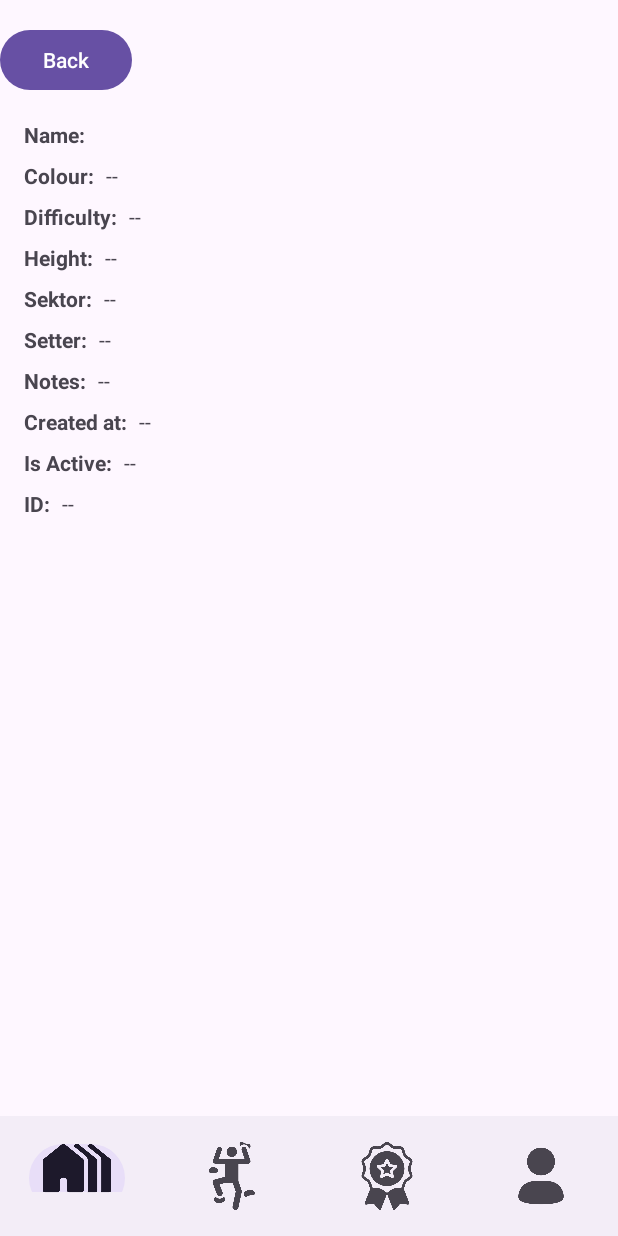
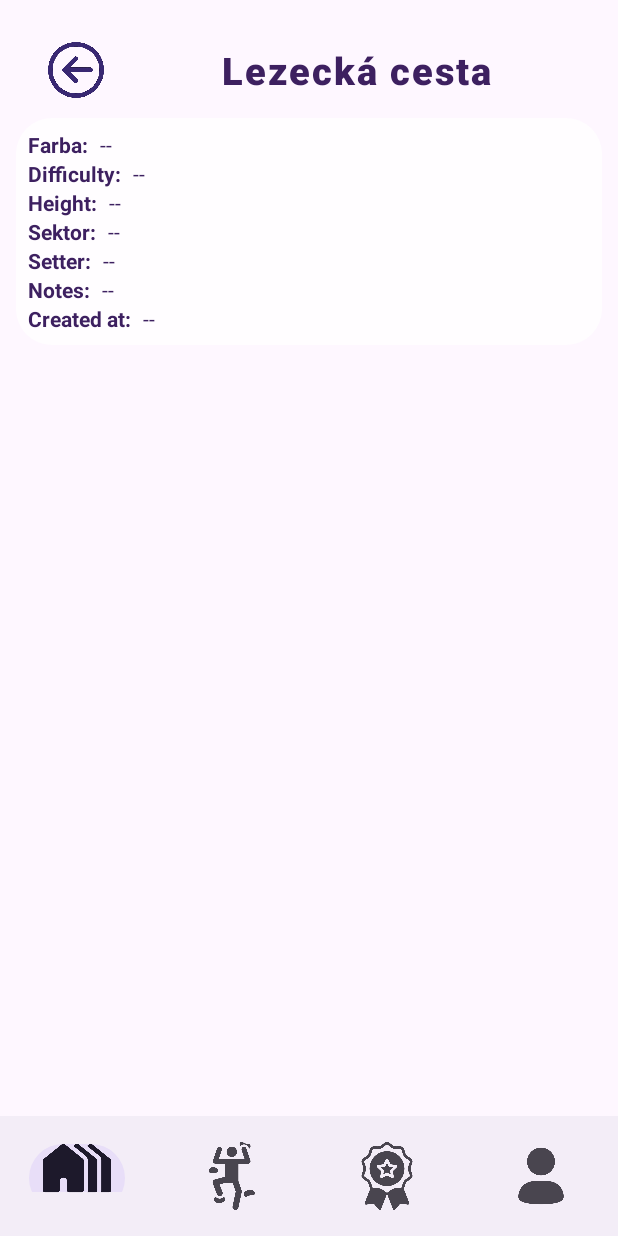
Before and after one commit to SarahBrlejova/BakalarkaUpdate, an Android app: the fragment DetailRouteBoulderFragment placed in its activity, on a phone screen of 412 x 824 dp. Run offline under Robolectric (Android 15) with nearby library versions, the phone set to English and light mode, and no system bars; our stand-ins replace Firebase (no records; nobody signed in at launch, a user with empty details on screens opened directly).

Commit message:
fronted changes

```diff
--- a/app/src/main/java/com/example/bakalarkaupdate/DetailCenterFragment.java
+++ b/app/src/main/java/com/example/bakalarkaupdate/DetailCenterFragment.java
@@ -128,11 +128,17 @@ public class DetailCenterFragment extends Fragment {
 
     private void buttonColour(String fragmentType) {
         if (fragmentType.equals("BOULDERS")) {
-            btnBoulders.setBackgroundColor(getResources().getColor(android.R.color.holo_green_light));
-            btnRoutes.setBackgroundColor(getResources().getColor(android.R.color.darker_gray));
+            btnBoulders.setBackgroundColor(getResources().getColor(R.color.darkerPurple));
+            btnBoulders.setTextColor(getResources().getColor(R.color.white));
+
+            btnRoutes.setBackgroundColor(getResources().getColor(R.color.white));
+            btnRoutes.setTextColor(getResources().getColor(R.color.darkerPurple));
         } else if (fragmentType.equals("ROUTES")) {
-            btnRoutes.setBackgroundColor(getResources().getColor(android.R.color.holo_green_light));
-            btnBoulders.setBackgroundColor(getResources().getColor(android.R.color.darker_gray));
+            btnRoutes.setBackgroundColor(getResources().getColor(R.color.darkerPurple));
+            btnRoutes.setTextColor(getResources().getColor(R.color.white));
+
+            btnBoulders.setBackgroundColor(getResources().getColor(R.color.white));
+            btnBoulders.setTextColor(getResources().getColor(R.color.darkerPurple));
         }
     }
 
--- a/app/src/main/java/com/example/bakalarkaupdate/DetailRouteBoulderFragment.java
+++ b/app/src/main/java/com/example/bakalarkaupdate/DetailRouteBoulderFragment.java
@@ -8,6 +8,7 @@ import android.view.LayoutInflater;
 import android.view.View;
 import android.view.ViewGroup;
 import android.widget.Button;
+import android.widget.ImageView;
 import android.widget.TextView;
 import android.widget.Toast;
 
@@ -19,7 +20,7 @@ public class DetailRouteBoulderFragment extends Fragment {
     private String centerId;
     private String type;
     private String routeId, boulderId;
-    private TextView tvName, tvColour, tvDifficulty, tvHeight, tvSektor, tvSetter, tvNotes, tvCreatedAt, tvId, tvIsActive;
+    private TextView tvName, tvColour, tvDifficulty, tvHeight, tvSektor, tvSetter, tvNotes, tvCreatedAt;
 
     public DetailRouteBoulderFragment() {
         // Required empty public constructor
@@ -67,10 +68,9 @@ public class DetailRouteBoulderFragment extends Fragment {
         tvSetter = view.findViewById(R.id.tvDetailRouteBoulderSetter);
         tvNotes = view.findViewById(R.id.tvDetailRouteBoulderNotes);
         tvCreatedAt = view.findViewById(R.id.tvDetailRouteBoulderCreatedAt);
-        tvId = view.findViewById(R.id.tvDetailRouteBoulderId);
-        tvIsActive = view.findViewById(R.id.tvDetailRouteBoulderIsActive);
 
-        Button btnBack = view.findViewById(R.id.btnDetailRouteBoulderFragmentBack);
+
+        ImageView btnBack = view.findViewById(R.id.btnDetailRouteBoulderFragmentBack);
         btnBack.setOnClickListener(v -> {
             requireActivity().getSupportFragmentManager().popBackStack();
         });
@@ -99,10 +99,6 @@ public class DetailRouteBoulderFragment extends Fragment {
                                 tvSetter.setText(boulder.getSetter());
                                 tvNotes.setText(boulder.getNotes());
                                 tvCreatedAt.setText(boulder.getCreatedAt().toDate().toString());
-                                tvId.setText(boulder.getId());
-                                if (tvIsActive != null) {
-                                    tvIsActive.setText(String.valueOf(boulder.isActive()));
-                                }
                             }
                         } else {
                             Toast.makeText(requireContext(), "Nenašli sa údaje o bouldri", Toast.LENGTH_LONG).show();
@@ -130,10 +126,6 @@ public class DetailRouteBoulderFragment extends Fragment {
                                 tvSetter.setText(route.getSetter());
                                 tvNotes.setText(route.getNotes());
                                 tvCreatedAt.setText(route.getCreatedAt().toDate().toString());
-                                tvId.setText(route.getId());
-                                if (tvIsActive != null) {
-                                    tvIsActive.setText(String.valueOf(route.isActive()));
-                                }
                             }
                         } else {
                             Toast.makeText(requireContext(), "Nenašli sa údaje o ceste", Toast.LENGTH_LONG).show();
--- a/app/src/main/java/com/example/bakalarkaupdate/RoutesBouldersAdapter.java
+++ b/app/src/main/java/com/example/bakalarkaupdate/RoutesBouldersAdapter.java
@@ -54,7 +54,7 @@ public class RoutesBouldersAdapter extends RecyclerView.Adapter<RoutesBouldersAd
                 .into(holder.ivRouteBoulderHold);
 
         if (routeBoulder.isClimbed()) {
-            holder.itemView.setBackgroundColor(ContextCompat.getColor(context, R.color.green));
+            holder.itemView.setBackgroundResource(R.drawable.route_boulder_border);
         }
 
         holder.itemView.setOnClickListener(v -> {
--- /dev/null
+++ b/app/src/main/res/drawable/route_boulder_border.xml
@@ -0,0 +1,7 @@
+<?xml version="1.0" encoding="utf-8"?>
+<shape xmlns:android="http://schemas.android.com/apk/res/android"
+    android:shape="rectangle">
+    <solid android:color="@color/white"/>
+    <stroke android:width="4dp" android:color="@color/darkerGreen" />
+    <corners android:radius="12dp" />
+</shape>
--- a/app/src/main/res/layout/fragment_detail_center.xml
+++ b/app/src/main/res/layout/fragment_detail_center.xml
@@ -5,6 +5,7 @@
     android:id="@+id/detailCenterLayout"
     android:layout_width="match_parent"
     android:layout_height="match_parent"
+    android:padding="16px"
     android:orientation="vertical">
 
     <LinearLayout
@@ -21,7 +22,7 @@
             android:layout_width="48dp"
             android:layout_height="48dp"
             android:layout_marginRight="15dp"
-            android:src="@drawable/backbutton"
+            android:src="@drawable/backbuttonpurple"
             android:contentDescription="Späť"
             android:clickable="true"
             android:focusable="true" />
@@ -33,7 +34,7 @@
             android:layout_weight="1"
             android:text="Lezecké centrum Trenčín"
             android:textColor="#3D2060"
-            android:textSize="20sp"
+            android:textSize="25dp"
             android:textStyle="bold"
             android:fontFamily="sans-serif-medium"
             android:letterSpacing="0.02"
@@ -48,7 +49,7 @@
     <com.google.android.material.button.MaterialButtonToggleGroup
         android:id="@+id/toggleGroup"
         android:layout_width="match_parent"
-        android:layout_height="50dp"
+        android:layout_height="58dp"
         android:layout_marginHorizontal="16dp"
         android:layout_marginTop="8dp"
         app:singleSelection="true"
--- a/app/src/main/res/layout/fragment_detail_route_boulder.xml
+++ b/app/src/main/res/layout/fragment_detail_route_boulder.xml
@@ -5,20 +5,140 @@
     android:orientation="vertical"
     android:id="@+id/fragmentDetailRouteBoulderLayout"
     android:layout_height="match_parent"
+    android:padding="16px"
     tools:context=".DetailRouteBoulderFragment">
 
-    <Button
+    <LinearLayout
+        android:layout_width="match_parent"
+        android:layout_height="wrap_content"
+        android:gravity="center_vertical"
+        android:orientation="horizontal"
+        android:paddingHorizontal="16dp"
+        android:paddingTop="12dp"
+        android:paddingBottom="8dp">
+
+    <ImageView
         android:id="@+id/btnDetailRouteBoulderFragmentBack"
-        android:layout_width="wrap_content"
-        android:layout_height="wrap_content"
-        android:layout_marginTop="16dp"
-        android:text="Back" />
+        android:layout_width="48dp"
+        android:layout_height="48dp"
+        android:layout_marginRight="15dp"
+        android:src="@drawable/backbuttonpurple"
+        android:contentDescription="Späť"
+        android:clickable="true"
+        android:focusable="true" />
+
+        <TextView
+            android:id="@+id/tvDetailRouteBoulderName"
+            android:layout_width="0dp"
+            android:layout_height="wrap_content"
+            android:layout_weight="1"
+            android:text="Lezecká cesta"
+            android:textColor="#3D2060"
+            android:textSize="25dp"
+            android:textStyle="bold"
+            android:fontFamily="sans-serif-medium"
+            android:letterSpacing="0.05"
+            android:gravity="center"
+            android:paddingTop="4dp"
+            android:paddingBottom="4dp"
+            android:textAlignment="center" />
+    </LinearLayout>
+
 
     <LinearLayout
         android:orientation="vertical"
         android:layout_width="match_parent"
         android:layout_height="wrap_content"
-        android:padding="16dp">
+        android:padding="8dp"
+        android:background="@drawable/round_corner"
+        android:showDividers="middle"
+        android:dividerPadding="8dp">
+
+
+        <LinearLayout
+            android:layout_width="match_parent"
+            android:layout_height="wrap_content"
+            android:orientation="horizontal">
+
+            <TextView
+                android:layout_width="wrap_content"
+                android:layout_height="wrap_content"
+                android:text="Farba:"
+                android:textColor="#3D2060"
+                android:textStyle="bold" />
+
+            <TextView
+                android:id="@+id/tvDetailRouteBoulderColour"
+                android:layout_width="wrap_content"
+                android:layout_height="wrap_content"
+                android:layout_marginStart="8dp"
+                android:textColor="#3D2060"
+                android:text="--" />
+        </LinearLayout>
+
+        <LinearLayout
+            android:layout_width="match_parent"
+            android:layout_height="wrap_content"
+            android:orientation="horizontal">
+
+            <TextView
+                android:layout_width="wrap_content"
+                android:layout_height="wrap_content"
+                android:text="Difficulty:"
+                android:textStyle="bold"
+                android:textColor="#3D2060" />
+
+            <TextView
+                android:id="@+id/tvDetailRouteBoulderDifficulty"
+                android:layout_width="wrap_content"
+                android:layout_height="wrap_content"
+                android:layout_marginStart="8dp"
+                android:text="--"
+                android:textColor="#3D2060"  />
+        </LinearLayout>
+
+
+        <LinearLayout
+            android:layout_width="match_parent"
+            android:layout_height="wrap_content"
+            android:orientation="horizontal">
+
+            <TextView
+                android:layout_width="wrap_content"
+                android:layout_height="wrap_content"
+                android:text="Height:"
+                android:textStyle="bold"
+                android:textColor="#3D2060" />
+
+            <TextView
+                android:id="@+id/tvDetailRouteBoulderHeight"
+                android:layout_width="wrap_content"
+                android:layout_height="wrap_content"
+                android:layout_marginStart="8dp"
+                android:textColor="#3D2060"
+                android:text="--" />
+        </LinearLayout>
+
+        <LinearLayout
+            android:layout_width="match_parent"
+            android:layout_height="wrap_content"
+            android:orientation="horizontal">
+
+            <TextView
+                android:layout_width="wrap_content"
+                android:layout_height="wrap_content"
+                android:text="Sektor:"
+                android:textColor="#3D2060"
+                android:textStyle="bold" />
+
+            <TextView
+                android:id="@+id/tvDetailRouteBoulderSektor"
+                android:layout_width="wrap_content"
+                android:layout_height="wrap_content"
+                android:layout_marginStart="8dp"
+                android:textColor="#3D2060"
+                android:text="--" />
+        </LinearLayout>
 
         <LinearLayout
             android:orientation="horizontal"
@@ -28,107 +148,8 @@
             <TextView
                 android:layout_width="wrap_content"
                 android:layout_height="wrap_content"
-                android:text="Name:"
-                android:textStyle="bold" />
-
-            <TextView
-                android:id="@+id/tvDetailRouteBoulderName"
-                android:layout_width="wrap_content"
-                android:layout_height="wrap_content"
-                android:layout_marginStart="8dp"
-                android:text="" />
-        </LinearLayout>
-
-        <LinearLayout
-            android:orientation="horizontal"
-            android:layout_width="match_parent"
-            android:layout_height="wrap_content"
-            android:layout_marginTop="8dp">
-
-            <TextView
-                android:layout_width="wrap_content"
-                android:layout_height="wrap_content"
-                android:text="Colour:"
-                android:textStyle="bold" />
-
-            <TextView
-                android:id="@+id/tvDetailRouteBoulderColour"
-                android:layout_width="wrap_content"
-                android:layout_height="wrap_content"
-                android:layout_marginStart="8dp"
-                android:text="--" />
-        </LinearLayout>
-
-        <LinearLayout
-            android:orientation="horizontal"
-            android:layout_width="match_parent"
-            android:layout_height="wrap_content"
-            android:layout_marginTop="8dp">
-
-            <TextView
-                android:layout_width="wrap_content"
-                android:layout_height="wrap_content"
-                android:text="Difficulty:"
-                android:textStyle="bold" />
-
-            <TextView
-                android:id="@+id/tvDetailRouteBoulderDifficulty"
-                android:layout_width="wrap_content"
-                android:layout_height="wrap_content"
-                android:layout_marginStart="8dp"
-                android:text="--" />
-        </LinearLayout>
-
-        <LinearLayout
-            android:orientation="horizontal"
-            android:layout_width="match_parent"
-            android:layout_height="wrap_content"
-            android:layout_marginTop="8dp">
-
-            <TextView
-                android:layout_width="wrap_content"
-                android:layout_height="wrap_content"
-                android:text="Height:"
-                android:textStyle="bold" />
-
-            <TextView
-                android:id="@+id/tvDetailRouteBoulderHeight"
-                android:layout_width="wrap_content"
-                android:layout_height="wrap_content"
-                android:layout_marginStart="8dp"
-                android:text="--" />
-        </LinearLayout>
-
-        <LinearLayout
-            android:orientation="horizontal"
-            android:layout_width="match_parent"
-            android:layout_height="wrap_content"
-            android:layout_marginTop="8dp">
-
-            <TextView
-                android:layout_width="wrap_content"
-                android:layout_height="wrap_content"
-                android:text="Sektor:"
-                android:textStyle="bold" />
-
-            <TextView
-                android:id="@+id/tvDetailRouteBoulderSektor"
-                android:layout_width="wrap_content"
-                android:layout_height="wrap_content"
-                android:layout_marginStart="8dp"
-                android:text="--" />
-        </LinearLayout>
-
-        <LinearLayout
-            android:orientation="horizontal"
-            android:layout_width="match_parent"
-            android:layout_height="wrap_content"
-            android:layout_marginTop="8dp">
-
-            <TextView
-                android:layout_width="wrap_content"
-                android:layout_height="wrap_content"
                 android:text="Setter:"
+                android:textColor="#3D2060"
                 android:textStyle="bold" />
 
             <TextView
@@ -136,19 +157,20 @@
                 android:layout_width="wrap_content"
                 android:layout_height="wrap_content"
                 android:layout_marginStart="8dp"
+                android:textColor="#3D2060"
                 android:text="--" />
         </LinearLayout>
 
         <LinearLayout
-            android:orientation="horizontal"
             android:layout_width="match_parent"
             android:layout_height="wrap_content"
-            android:layout_marginTop="8dp">
+            android:orientation="horizontal">
 
             <TextView
                 android:layout_width="wrap_content"
                 android:layout_height="wrap_content"
                 android:text="Notes:"
+                android:textColor="#3D2060"
                 android:textStyle="bold" />
 
             <TextView
@@ -156,19 +178,21 @@
                 android:layout_width="wrap_content"
                 android:layout_height="wrap_content"
                 android:layout_marginStart="8dp"
+                android:textColor="#3D2060"
                 android:text="--" />
+
         </LinearLayout>
 
         <LinearLayout
-            android:orientation="horizontal"
             android:layout_width="match_parent"
             android:layout_height="wrap_content"
-            android:layout_marginTop="8dp">
+            android:orientation="horizontal">
 
             <TextView
                 android:layout_width="wrap_content"
                 android:layout_height="wrap_content"
                 android:text="Created at:"
+                android:textColor="#3D2060"
                 android:textStyle="bold" />
 
             <TextView
@@ -176,48 +200,11 @@
                 android:layout_width="wrap_content"
                 android:layout_height="wrap_content"
                 android:layout_marginStart="8dp"
+                android:textColor="#3D2060"
                 android:text="--" />
         </LinearLayout>
 
-        <LinearLayout
-            android:orientation="horizontal"
-            android:layout_width="match_parent"
-            android:layout_height="wrap_content"
-            android:layout_marginTop="8dp">
 
-            <TextView
-                android:layout_width="wrap_content"
-                android:layout_height="wrap_content"
-                android:text="Is Active:"
-                android:textStyle="bold" />
-
-            <TextView
-                android:id="@+id/tvDetailRouteBoulderIsActive"
-                android:layout_width="wrap_content"
-                android:layout_height="wrap_content"
-                android:layout_marginStart="8dp"
-                android:text="--" />
-        </LinearLayout>
-
-        <LinearLayout
-            android:orientation="horizontal"
-            android:layout_width="match_parent"
-            android:layout_height="wrap_content"
-            android:layout_marginTop="8dp">
-
-            <TextView
-                android:layout_width="wrap_content"
-                android:layout_height="wrap_content"
-                android:text="ID:"
-                android:textStyle="bold" />
-
-            <TextView
-                android:id="@+id/tvDetailRouteBoulderId"
-                android:layout_width="wrap_content"
-                android:layout_height="wrap_content"
-                android:layout_marginStart="8dp"
-                android:text="--" />
-        </LinearLayout>
 
     </LinearLayout>
 
--- a/app/src/main/res/layout/route_boulder_item.xml
+++ b/app/src/main/res/layout/route_boulder_item.xml
@@ -1,10 +1,18 @@
-<LinearLayout xmlns:android="http://schemas.android.com/apk/res/android"
+<androidx.cardview.widget.CardView
+    xmlns:android="http://schemas.android.com/apk/res/android"
+    xmlns:app="http://schemas.android.com/apk/res-auto"
+    android:layout_width="match_parent"
+    android:layout_height="wrap_content"
+    android:layout_margin="10dp"
+    android:background="#F9F9F9"
+    app:cardCornerRadius="12dp"
+    app:cardElevation="6dp">
+
+    <LinearLayout
         android:orientation="horizontal"
         android:layout_width="match_parent"
         android:layout_height="wrap_content"
         android:padding="12dp"
-    android:layout_marginHorizontal="10dp"
-    android:layout_marginTop="8dp"
         android:gravity="center_vertical">
 
         <TextView
@@ -44,5 +52,5 @@
             android:scaleType="fitCenter"
             android:adjustViewBounds="true" />
 
-
     </LinearLayout>
+</androidx.cardview.widget.CardView>
--- a/app/src/main/res/values/colors.xml
+++ b/app/src/main/res/values/colors.xml
@@ -4,10 +4,14 @@
     <color name="white">#FFFFFFFF</color>
     <color name="red">#E53935</color>
     <color name="green">#4CAF50</color>
+    <color name="darkerGreen">#6FBF73</color>
     <color name="blue">#1E88E5</color>
     <color name="yellow">#FDD835</color>
     <color name="orange">#FB8C00</color>
     <color name="purple">#8E24AA</color>
     <color name="brown">#6D4C41</color>
     <color name="grey">#9E9E9E</color>
+    <color name="whiteGrey">#F0F0F0</color>
+    <color name="darkerPurple">#3D2060</color>
+    <color name="whiteGray2">#F5F5F5</color>
 </resources>
```
Also changed, not shown: app/src/main/res/drawable/backbuttonpurple.png (added). Lines whose indentation alone changed are shown as unchanged.
